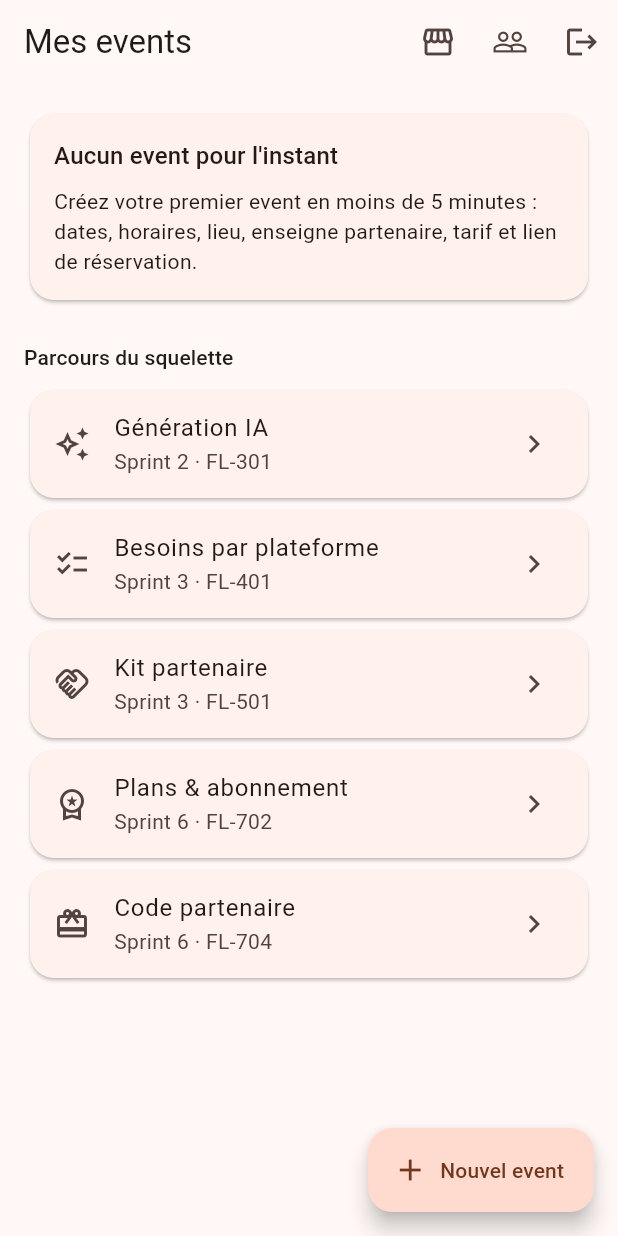
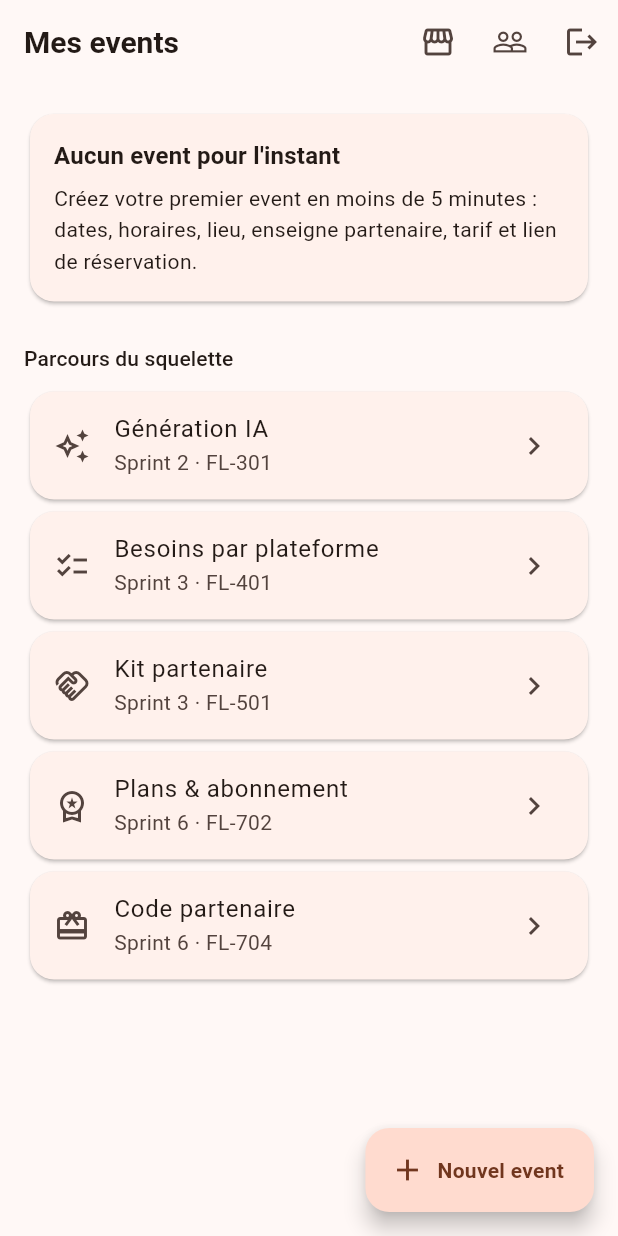
Before and after one commit to nadorator/flyer, a Flutter app: the screen it shows once a user with an empty profile is signed in, on a phone screen of 412 x 824 dp. Run offline on Flutter 3.47's test engine with Material 3 defaults, Android fonts, the phone set to English and light mode, and no system bars; our stand-ins replace flutter_dotenv, flutter_riverpod, freezed_annotation, go_router, supabase_flutter; accounts and stored records are empty; network calls fail.

Commit message:
Add foundational design tokens and theme structure
- Introduced colors, typography, spacing, and radius tokens in `theme.dart`.
- Implemented semantic color extensions and dark mode variations.
- Updated UI components (buttons, inputs, chips) to use theme constants.
- Included new `FlyerSemanticColors` extension for contextual theming.
- Added documentation for design tokens and app theming in `08-design-tokens-et-maquettes-s1.md`.

```diff
--- a/lib/app/theme.dart
+++ b/lib/app/theme.dart
@@ -1,14 +1,26 @@
 import 'package:flutter/material.dart';
 
-/// Design tokens Flyer.
+/// Design tokens Flyer (Sprint 0).
 ///
 /// Palette chaleureuse (orange « flash » + vert profond) pensée pour un usage
-/// mobile à une main et des visuels d'événements animaliers.
+/// mobile à une main et des visuels d'événements animaliers. Les tokens sont
+/// la source de vérité pour l'app ET pour les visuels générés côté serveur
+/// (voir `docs/08-design-tokens-et-maquettes-s1.md`).
 abstract final class FlyerColors {
+  // Marque
   static const Color primary = Color(0xFFE8632B); // orange flash
   static const Color secondary = Color(0xFF1F5F5B); // vert profond
   static const Color tertiary = Color(0xFFF2B33D); // jaune doré
   static const Color surface = Color(0xFFFFFBF7);
+  static const Color ink = Color(0xFF1D1B19); // texte principal
+
+  // Sémantique (statuts d'event, de besoin, de publication)
+  static const Color success = Color(0xFF2E8B57); // fourni / publié
+  static const Color warning = Color(
+    0xFFD98E04,
+  ); // généré, à relire / programmé
+  static const Color danger = Color(0xFFC63C2E); // manquant / échec
+  static const Color neutral = Color(0xFF8A8580); // brouillon / archivé
 }
 
 abstract final class FlyerSpacing {
@@ -17,6 +29,127 @@ abstract final class FlyerSpacing {
   static const double md = 16;
   static const double lg = 24;
   static const double xl = 32;
+  static const double xxl = 48;
+
+  /// Hauteur minimale des zones tactiles (Material / Apple HIG).
+  static const double touchTarget = 48;
+}
+
+abstract final class FlyerRadius {
+  static const double sm = 8;
+  static const double md = 12;
+  static const double lg = 16;
+  static const double pill = 999;
+}
+
+abstract final class FlyerDurations {
+  static const Duration fast = Duration(milliseconds: 150);
+  static const Duration normal = Duration(milliseconds: 250);
+}
+
+/// Échelle typographique (Material 3, police système pour l'instant ;
+/// une police de marque pourra être injectée via `fontFamily`).
+abstract final class FlyerTypography {
+  static const TextTheme textTheme = TextTheme(
+    displaySmall: TextStyle(
+      fontSize: 36,
+      fontWeight: FontWeight.w700,
+      height: 1.15,
+    ),
+    headlineMedium: TextStyle(
+      fontSize: 28,
+      fontWeight: FontWeight.w700,
+      height: 1.2,
+    ),
+    headlineSmall: TextStyle(
+      fontSize: 24,
+      fontWeight: FontWeight.w600,
+      height: 1.25,
+    ),
+    titleLarge: TextStyle(
+      fontSize: 20,
+      fontWeight: FontWeight.w600,
+      height: 1.3,
+    ),
+    titleMedium: TextStyle(
+      fontSize: 16,
+      fontWeight: FontWeight.w600,
+      height: 1.4,
+    ),
+    bodyLarge: TextStyle(fontSize: 16, height: 1.5),
+    bodyMedium: TextStyle(fontSize: 14, height: 1.5),
+    labelLarge: TextStyle(
+      fontSize: 14,
+      fontWeight: FontWeight.w600,
+      letterSpacing: 0.2,
+    ),
+    labelSmall: TextStyle(
+      fontSize: 11,
+      fontWeight: FontWeight.w500,
+      letterSpacing: 0.4,
+    ),
+  );
+}
+
+/// Couleurs sémantiques exposées via `Theme.of(context).extension<FlyerSemanticColors>()`.
+@immutable
+class FlyerSemanticColors extends ThemeExtension<FlyerSemanticColors> {
+  const FlyerSemanticColors({
+    required this.success,
+    required this.warning,
+    required this.danger,
+    required this.neutral,
+  });
+
+  final Color success;
+  final Color warning;
+  final Color danger;
+  final Color neutral;
+
+  static const light = FlyerSemanticColors(
+    success: FlyerColors.success,
+    warning: FlyerColors.warning,
+    danger: FlyerColors.danger,
+    neutral: FlyerColors.neutral,
+  );
+
+  static const dark = FlyerSemanticColors(
+    success: Color(0xFF6CCB8E),
+    warning: Color(0xFFF2B33D),
+    danger: Color(0xFFF0776A),
+    neutral: Color(0xFFB5AFA9),
+  );
+
+  @override
+  FlyerSemanticColors copyWith({
+    Color? success,
+    Color? warning,
+    Color? danger,
+    Color? neutral,
+  }) {
+    return FlyerSemanticColors(
+      success: success ?? this.success,
+      warning: warning ?? this.warning,
+      danger: danger ?? this.danger,
+      neutral: neutral ?? this.neutral,
+    );
+  }
+
+  @override
+  FlyerSemanticColors lerp(FlyerSemanticColors? other, double t) {
+    if (other == null) return this;
+    return FlyerSemanticColors(
+      success: Color.lerp(success, other.success, t)!,
+      warning: Color.lerp(warning, other.warning, t)!,
+      danger: Color.lerp(danger, other.danger, t)!,
+      neutral: Color.lerp(neutral, other.neutral, t)!,
+    );
+  }
+}
+
+extension FlyerThemeX on ThemeData {
+  FlyerSemanticColors get semantic =>
+      extension<FlyerSemanticColors>() ?? FlyerSemanticColors.light;
 }
 
 abstract final class FlyerTheme {
@@ -25,6 +158,7 @@ abstract final class FlyerTheme {
   static ThemeData dark() => _build(Brightness.dark);
 
   static ThemeData _build(Brightness brightness) {
+    final isDark = brightness == Brightness.dark;
     final scheme = ColorScheme.fromSeed(
       seedColor: FlyerColors.primary,
       secondary: FlyerColors.secondary,
@@ -34,21 +168,47 @@ abstract final class FlyerTheme {
     return ThemeData(
       useMaterial3: true,
       colorScheme: scheme,
+      textTheme: FlyerTypography.textTheme,
+      visualDensity: VisualDensity.standard,
+      extensions: [
+        isDark ? FlyerSemanticColors.dark : FlyerSemanticColors.light,
+      ],
       appBarTheme: const AppBarTheme(centerTitle: false),
-      inputDecorationTheme: const InputDecorationTheme(
-        border: OutlineInputBorder(),
+      inputDecorationTheme: InputDecorationTheme(
+        border: OutlineInputBorder(
+          borderRadius: BorderRadius.circular(FlyerRadius.md),
+        ),
         filled: true,
+        contentPadding: const EdgeInsets.symmetric(
+          horizontal: FlyerSpacing.md,
+          vertical: FlyerSpacing.md,
+        ),
       ),
       filledButtonTheme: FilledButtonThemeData(
         style: FilledButton.styleFrom(
-          minimumSize: const Size.fromHeight(48),
+          minimumSize: const Size.fromHeight(FlyerSpacing.touchTarget),
           shape: RoundedRectangleBorder(
-            borderRadius: BorderRadius.circular(12),
+            borderRadius: BorderRadius.circular(FlyerRadius.md),
           ),
         ),
       ),
+      outlinedButtonTheme: OutlinedButtonThemeData(
+        style: OutlinedButton.styleFrom(
+          minimumSize: const Size.fromHeight(FlyerSpacing.touchTarget),
+          shape: RoundedRectangleBorder(
+            borderRadius: BorderRadius.circular(FlyerRadius.md),
+          ),
+        ),
+      ),
+      chipTheme: ChipThemeData(
+        shape: RoundedRectangleBorder(
+          borderRadius: BorderRadius.circular(FlyerRadius.pill),
+        ),
+      ),
       cardTheme: CardThemeData(
-        shape: RoundedRectangleBorder(borderRadius: BorderRadius.circular(16)),
+        shape: RoundedRectangleBorder(
+          borderRadius: BorderRadius.circular(FlyerRadius.lg),
+        ),
       ),
     );
   }
--- a/lib/core/supabase/supabase_client.dart
+++ b/lib/core/supabase/supabase_client.dart
@@ -32,7 +32,9 @@ class SupabaseConfig {
     final anonKey = dotenv.maybeGet('SUPABASE_ANON_KEY');
     final config = SupabaseConfig._(url: url, anonKey: anonKey);
 
-    if (!config.isConfigured || _isPlaceholder(url!) || _isPlaceholder(anonKey!)) {
+    if (!config.isConfigured ||
+        _isPlaceholder(url!) ||
+        _isPlaceholder(anonKey!)) {
       debugPrint(
         'Flyer : SUPABASE_URL / SUPABASE_ANON_KEY absents ou non renseignés, '
         'mode non configuré.',
--- a/lib/features/auth/presentation/auth_providers.dart
+++ b/lib/features/auth/presentation/auth_providers.dart
@@ -9,7 +9,10 @@ import '../../../core/supabase/supabase_client.dart';
 class AuthState {
   const AuthState({required this.isAuthenticated, this.userId, this.email});
 
-  const AuthState.signedOut() : isAuthenticated = false, userId = null, email = null;
+  const AuthState.signedOut()
+    : isAuthenticated = false,
+      userId = null,
+      email = null;
 
   final bool isAuthenticated;
   final String? userId;
--- a/lib/features/auth/presentation/login_page.dart
+++ b/lib/features/auth/presentation/login_page.dart
@@ -101,7 +101,9 @@ class _LoginPageState extends ConsumerState<LoginPage> {
                     controller: _password,
                     obscureText: true,
                     autofillHints: const [AutofillHints.password],
-                    decoration: const InputDecoration(labelText: 'Mot de passe'),
+                    decoration: const InputDecoration(
+                      labelText: 'Mot de passe',
+                    ),
                   ),
                   if (_error != null) ...[
                     const SizedBox(height: FlyerSpacing.sm),
--- a/lib/features/events/domain/event.dart
+++ b/lib/features/events/domain/event.dart
@@ -78,7 +78,11 @@ abstract class Event with _$Event {
       errors.add(EventValidationError.endBeforeStart);
     }
     for (final schedule in schedules) {
-      final day = DateTime(schedule.day.year, schedule.day.month, schedule.day.day);
+      final day = DateTime(
+        schedule.day.year,
+        schedule.day.month,
+        schedule.day.day,
+      );
       final start = DateTime(startDate.year, startDate.month, startDate.day);
       final end = DateTime(endDate.year, endDate.month, endDate.day);
       if (day.isBefore(start) || day.isAfter(end)) {
--- a/lib/features/events/presentation/event_list_page.dart
+++ b/lib/features/events/presentation/event_list_page.dart
@@ -69,8 +69,7 @@ class EventListPage extends ConsumerWidget {
             icon: Icons.auto_awesome_outlined,
             title: 'Génération IA',
             subtitle: 'Sprint 2 · FL-301',
-            onTap: () =>
-                context.go(AppRoutes.eventGeneratePath(_demoEventId)),
+            onTap: () => context.go(AppRoutes.eventGeneratePath(_demoEventId)),
           ),
           _NavTile(
             icon: Icons.checklist_outlined,
--- a/lib/features/publishing/presentation/platform_needs_page.dart
+++ b/lib/features/publishing/presentation/platform_needs_page.dart
@@ -59,8 +59,7 @@ class PlatformNeedsPage extends StatelessWidget {
                     Wrap(
                       spacing: FlyerSpacing.sm,
                       children: [
-                        for (final need in entry.value)
-                          _NeedChip(need: need),
+                        for (final need in entry.value) _NeedChip(need: need),
                       ],
                     ),
                   ],
```
Also changed, not shown: 7 other files.
